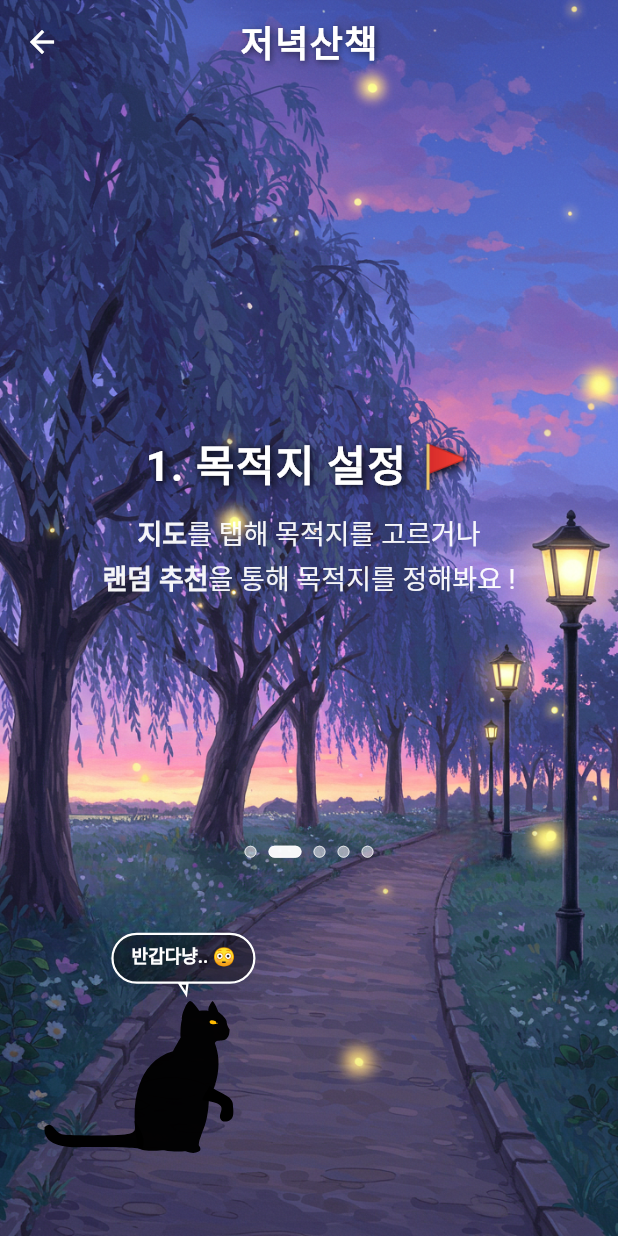
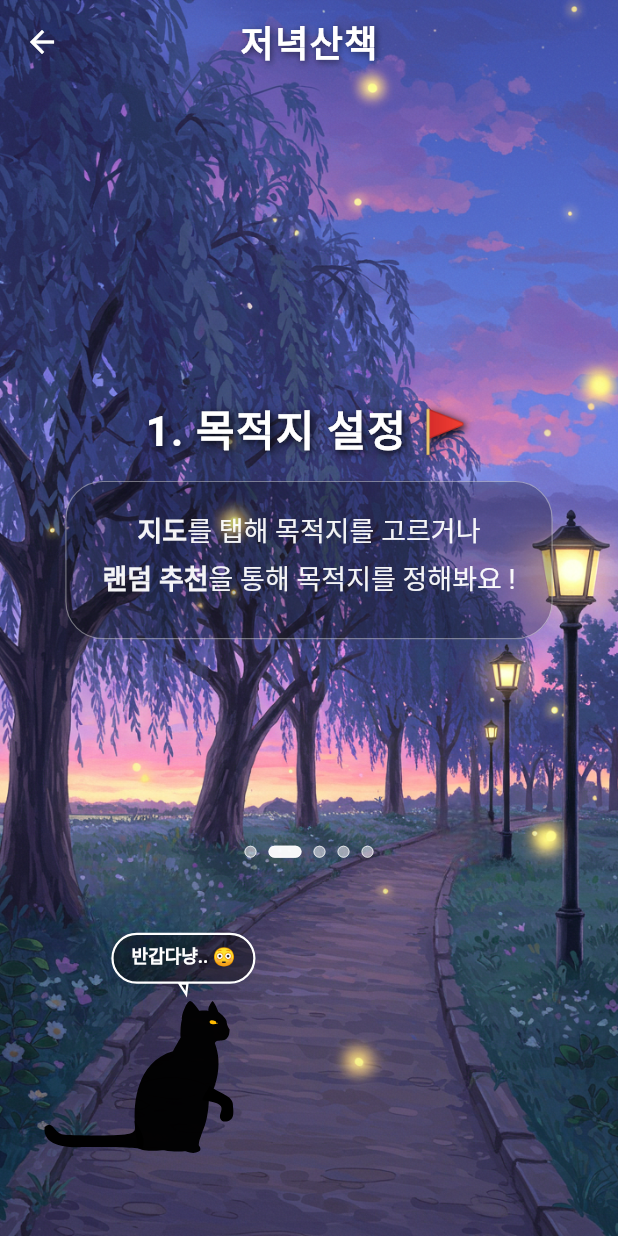
Before and after one commit to keepdev0919/evening-walk, a Flutter app: the Onboarding screen opened directly, swiped to page 2, on a phone screen of 412 x 824 dp. Run offline on Flutter 3.47's test engine with Material 3 defaults, Android fonts, the phone set to English and light mode, and no system bars; our stand-ins replace cached_network_image, cloud_firestore, firebase_auth, firebase_core, firebase_storage, flutter_compass and 9 more; missing offline and left inert: kakao_flutter_sdk_user; accounts and stored records are empty; Roboto replaces fonts that are missing (Cafe24Oneprettynight).

Commit message:
chore : 온보딩 text부분 container ui 추가 수정

```diff
--- a/lib/src/features/auth/presentation/screens/onboarding_screen.dart
+++ b/lib/src/features/auth/presentation/screens/onboarding_screen.dart
@@ -239,16 +239,28 @@ class _OnboardingState extends State<Onboarding> {
           const SizedBox(height: 16),
         ],
         // 보조 라인(1~2줄) - 첫 번째 슬라이드일 때는 첫 번째 텍스트를 title 크기로
-        ...lines.asMap().entries.map(
+        if (!isFirstSlide && !title.contains('출발 준비 완료')) ...[
+          // 1, 2, 3 슬라이드의 텍스트를 Container로 감싸기
+          Container(
+            padding: const EdgeInsets.symmetric(horizontal: 24, vertical: 20),
+            decoration: BoxDecoration(
+              color: Colors.black.withValues(alpha: 0.25),
+              borderRadius: BorderRadius.circular(25),
+              border: Border.all(
+                color: Colors.white.withValues(alpha: 0.4),
+                width: 0.8,
+              ),
+            ),
+            child: Column(
+              children: lines.asMap().entries.map(
                 (entry) {
                   final index = entry.key;
                   final text = entry.value;
-            final isFirstLine = index == 0;
 
-            // boldKeywords가 있고 첫 번째 슬라이드가 아닐 때만 RichText 사용
-            if (boldKeywords != null && !isFirstSlide) {
+                  // boldKeywords가 있을 때 RichText 사용
+                  if (boldKeywords != null) {
                     return Padding(
-                padding: const EdgeInsets.only(bottom: 6.0),
+                      padding: const EdgeInsets.only(bottom: 8.0),
                       child: RichText(
                         textAlign: TextAlign.center,
                         text: _buildRichText(
@@ -261,21 +273,67 @@ class _OnboardingState extends State<Onboarding> {
                   }
 
                   return Padding(
+                    padding: const EdgeInsets.only(bottom: 8.0),
+                    child: Text(
+                      text,
+                      textAlign: TextAlign.center,
+                      style: TextStyle(
+                        color: Colors.white.withValues(alpha: 0.95),
+                        fontSize: 18,
+                        fontWeight: FontWeight.normal,
+                        height: 1.35,
+                        fontFamily: 'Cafe24Oneprettynight',
+                      ),
+                    ),
+                  );
+                },
+              ).toList(),
+            ),
+          ),
+        ] else if (!isFirstSlide && title.contains('출발 준비 완료')) ...[
+          // 5번째 슬라이드의 텍스트는 Container 없이 표시
+          ...lines.asMap().entries.map(
+            (entry) {
+              final index = entry.key;
+              final text = entry.value;
+
+              return Padding(
+                padding: const EdgeInsets.only(bottom: 8.0),
+                child: Text(
+                  text,
+                  textAlign: TextAlign.center,
+                  style: TextStyle(
+                    color: Colors.white.withValues(alpha: 0.95),
+                    fontSize: 18,
+                    fontWeight: FontWeight.normal,
+                    height: 1.35,
+                    fontFamily: 'Cafe24Oneprettynight',
+                  ),
+                ),
+              );
+            },
+          ).toList(),
+        ] else ...[
+          // 첫 번째 슬라이드의 텍스트는 기존 스타일 유지
+          ...lines.asMap().entries.map(
+            (entry) {
+              final index = entry.key;
+              final text = entry.value;
+              final isFirstLine = index == 0;
+
+              return Padding(
                 padding: const EdgeInsets.only(bottom: 6.0),
                 child: Text(
                   text,
                   textAlign: TextAlign.center,
                   style: TextStyle(
                     color: Colors.white.withValues(alpha: 0.95),
-                  fontSize: isFirstSlide && isFirstLine
-                      ? 32 // 첫 번째 슬라이드의 첫 번째 텍스트 크기
-                      : 18, // 나머지 텍스트 크기
-                  fontWeight: isFirstSlide && isFirstLine
-                      ? FontWeight.bold
-                      : FontWeight.normal,
+                    fontSize: isFirstLine ? 32 : 18,
+                    fontWeight:
+                        isFirstLine ? FontWeight.bold : FontWeight.normal,
                     height: 1.35,
                     fontFamily: 'Cafe24Oneprettynight',
-                  shadows: isFirstSlide && isFirstLine
+                    shadows: isFirstLine
                         ? [
                             Shadow(
                               color: Colors.black.withValues(alpha: 0.8),
@@ -293,7 +351,8 @@ class _OnboardingState extends State<Onboarding> {
                 ),
               );
             },
-        ),
+          ).toList(),
+        ],
         if (tail != null) ...[
           const SizedBox(height: 4),
           tail,
```
Lines whose indentation alone changed are shown as unchanged.
